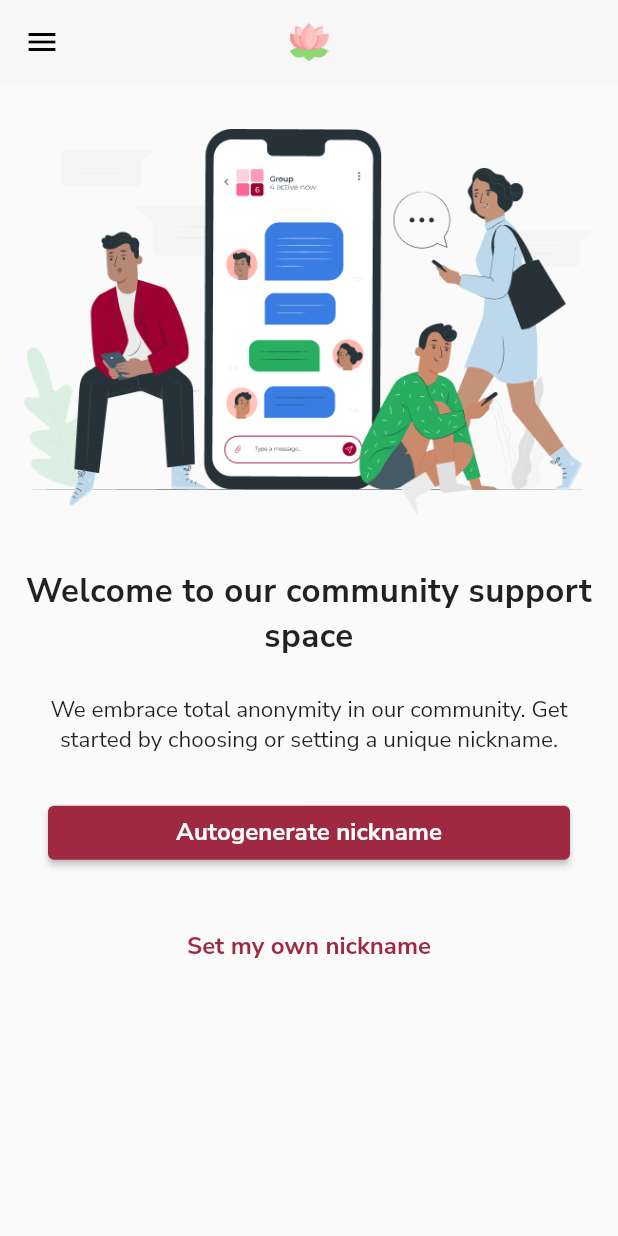
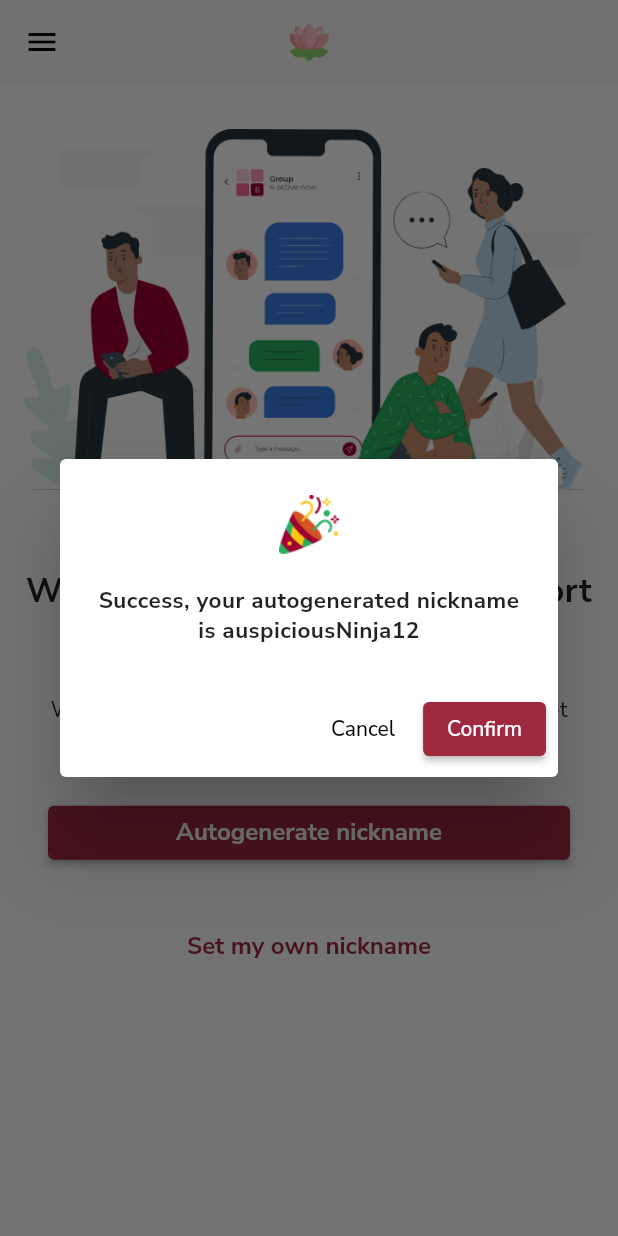
Before and after one commit to iwanjo/aura_flutter, a Flutter app: the CommunitySpaces screen opened directly with empty values, after a tap on "Autogenerate nickname", on a phone screen of 412 x 824 dp. Run offline on Flutter 3.47's test engine with Material 2 defaults, Android fonts, the phone set to English and light mode, and no system bars; our stand-ins replace cloud_firestore, firebase_auth, firebase_core, firebase_database, google_fonts, page_transition and 3 more; missing offline and left inert: day_night_switcher; accounts and stored records are empty.

Commit message:
Auto generate and set nicknames feature

```diff
--- a/lib/views/community.dart
+++ b/lib/views/community.dart
@@ -5,6 +5,7 @@ import 'package:flutter/material.dart';
 import 'package:firebase_auth/firebase_auth.dart';
 import 'package:google_fonts/google_fonts.dart';
 import 'package:cloud_firestore/cloud_firestore.dart';
+import 'dart:math';
 
 class CommunitySpaces extends StatefulWidget {
   final String? uid;
@@ -20,6 +21,20 @@ class _CommunitySpacesState extends State<CommunitySpaces> {
 
   bool isLoading = false;
   final TextEditingController nicknameController = TextEditingController();
+
+  Random rnd = new Random();
+  var lst = [
+    "auspiciousNinja12",
+    "warrior_spirit455",
+    "junoSmith340",
+    "king_khunt@"
+  ];
+
+  trial() {
+    var element = lst[rnd.nextInt(lst.length)];
+    return element;
+  }
+
   @override
   Widget build(BuildContext context) {
     return Scaffold(
@@ -78,7 +93,9 @@ class _CommunitySpacesState extends State<CommunitySpaces> {
                                 const Color(0xff9f2940),
                               ),
                             ),
-                            onPressed: () {},
+                            onPressed: () {
+                              showDialog1();
+                            },
                             child: Text(
                               "Autogenerate nickname",
                               style: GoogleFonts.nunitoSans(
@@ -215,6 +232,52 @@ class _CommunitySpacesState extends State<CommunitySpaces> {
         ));
   }
 
+  showDialog1() {
+    return showDialog(
+      context: context,
+      builder: (ctx) => AlertDialog(
+        title: Image.asset(
+          "assets/success.png",
+          height: 40,
+          width: 40,
+          // fit: BoxFit.cover,
+        ),
+        content: Text(
+          "Success, your autogenerated nickname is " + trial(),
+          style: GoogleFonts.nunitoSans(
+            fontSize: 15.0,
+            fontWeight: FontWeight.bold,
+            letterSpacing: .3,
+          ),
+          textAlign: TextAlign.center,
+        ),
+        actions: <Widget>[
+          TextButton(
+            onPressed: () {
+              Navigator.of(ctx).pop();
+            },
+            child: Text("Cancel",
+                style: GoogleFonts.nunitoSans(color: Colors.black)),
+          ),
+          ElevatedButton(
+            style: ButtonStyle(
+              backgroundColor: MaterialStateProperty.all(
+                const Color(0xff9f2940),
+              ),
+            ),
+            onPressed: () {
+              captureNickname(trial());
+            },
+            child: Text(
+              "Confirm",
+              style: GoogleFonts.nunitoSans(color: Colors.white),
+            ),
+          ),
+        ],
+      ),
+    );
+  }
+
   showDialogBox2() {
     return showDialog(
         context: context,
@@ -255,17 +318,26 @@ class _CommunitySpacesState extends State<CommunitySpaces> {
                 },
               ),
               actions: <Widget>[
-                ElevatedButton(
+                TextButton(
                   onPressed: () {
                     Navigator.of(ctx).pop();
                   },
-                  child: Text("Cancel"),
+                  child: Text("Cancel",
+                      style: GoogleFonts.nunitoSans(color: Colors.black)),
                 ),
                 ElevatedButton(
+                  style: ButtonStyle(
+                    backgroundColor: MaterialStateProperty.all(
+                      const Color(0xff9f2940),
+                    ),
+                  ),
                   onPressed: () {
                     captureNickname(nicknameController.text);
                   },
-                  child: Text("Set"),
+                  child: Text(
+                    "Set",
+                    style: GoogleFonts.nunitoSans(color: Colors.white),
+                  ),
                 ),
               ],
             ));
```
